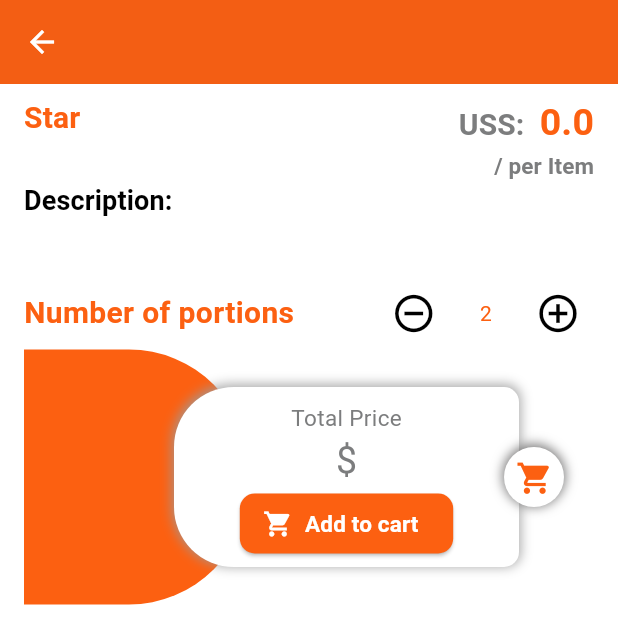
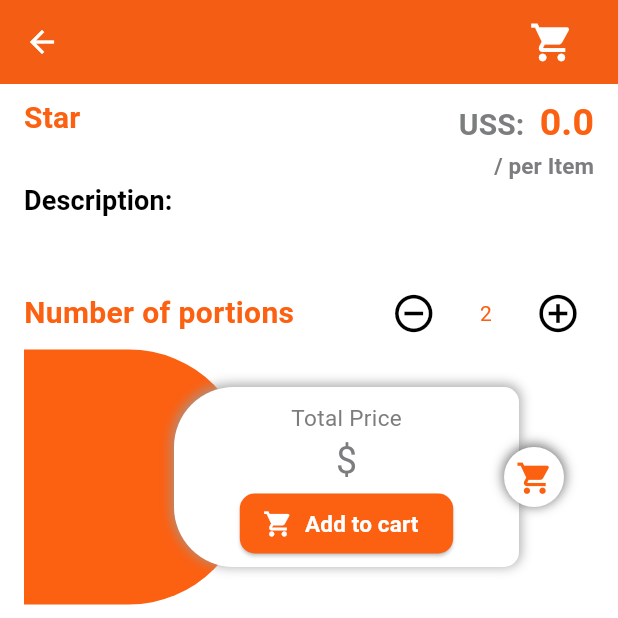
Before and after one commit to L0opMaster/e_commerce_project_2, a Flutter app: the HomePopularDetial screen opened directly with empty values, scrolled down 246 dp, after a tap on "Add to cart", on a phone screen of 412 x 824 dp, the top half of it. Run offline on Flutter 3.47's test engine with Material 3 defaults, Android fonts, the phone set to English and light mode, and no system bars; network calls fail.

Commit message:
cart_notifier

```diff
--- a/lib/app/common_widgets/w_detial_product.dart
+++ b/lib/app/common_widgets/w_detial_product.dart
@@ -1,18 +1,23 @@
 // ignore_for_file: public_member_api_docs, sort_constructors_first
 import 'package:flutter/material.dart';
 
+import 'package:flutter_ecommerce/app/model/ecomdata/eproduct.dart';
+import 'package:flutter_ecommerce/app/service/efetch/e_cartservice.dart';
+
 class WDetialProduct extends StatefulWidget {
+  final Eproduct productPopular;
   final String imageUrl;
   final String name;
   final double price;
   final String description;
   const WDetialProduct({
-    super.key,
+    Key? key,
+    required this.productPopular,
     required this.imageUrl,
     required this.name,
     required this.price,
     required this.description,
-  });
+  }) : super(key: key);
 
   @override
   State<WDetialProduct> createState() => _WDetialProductState();
@@ -221,7 +226,11 @@ class _WDetialProductState extends State<WDetialProduct> {
                             ),
                           ),
                           ElevatedButton.icon(
-                            onPressed: () {},
+                            onPressed: () {
+                              final ECartservice eCartservice = ECartservice();
+                              eCartservice.addProduct(widget.productPopular);
+                              print(eCartservice.cartNotifi.value);
+                            },
                             label: Text('Add to cart'),
                             icon: Icon(Icons.shopping_cart, size: 20),
                           ),
--- a/lib/app/home/home_mostpopula_detial.dart
+++ b/lib/app/home/home_mostpopula_detial.dart
@@ -31,6 +31,7 @@ class _HomeMostpopulaDetialState extends State<HomeMostpopulaDetial> {
       ),
       body: SingleChildScrollView(
         child: WDetialProduct(
+          productPopular: mostPopuProduct,
           name: mostPopuProduct.name,
           price: mostPopuProduct.price,
           description: mostPopuProduct.description,
--- a/lib/app/home/home_popular_detial.dart
+++ b/lib/app/home/home_popular_detial.dart
@@ -3,6 +3,7 @@ import 'package:flutter/material.dart';
 import 'package:flutter_ecommerce/app/common_widgets/w_detial_product.dart';
 
 import 'package:flutter_ecommerce/app/model/ecomdata/eproduct.dart';
+import 'package:flutter_ecommerce/app/service/efetch/e_cartservice.dart';
 
 class HomePopularDetial extends StatefulWidget {
   final Eproduct productPopular;
@@ -17,8 +18,8 @@ class _HomePopularDetialState extends State<HomePopularDetial> {
   Widget build(BuildContext context) {
     final colorScheme = Theme.of(context).colorScheme;
     final productPopular = widget.productPopular;
+    final ECartservice cartservice = ECartservice();
     return Scaffold(
-
       appBar: AppBar(
         title: Text(
           productPopular.name,
@@ -26,9 +27,68 @@ class _HomePopularDetialState extends State<HomePopularDetial> {
             context,
           ).textTheme.headlineMedium?.copyWith(color: colorScheme.surface),
         ),
+        actions: [
+          ValueListenableBuilder(
+            valueListenable: cartservice.cartNotifi,
+            builder: (context, value, child) {
+              // final totalItem = value.fold<int>(
+              //   0,
+              //   (sum, item) => sum + item.quantity,
+              // );
+              final totalIem = value.length;
+              return Padding(
+                padding: EdgeInsetsGeometry.symmetric(horizontal: 20),
+                child: IconButton(
+                  onPressed: () {},
+                  icon: totalIem > 0
+                      ? Stack(
+                          children: [
+                            Icon(
+                              Icons.shopping_cart,
+                              size: 30,
+                              color: colorScheme.surface,
+                            ),
+                            Positioned(
+                              top: 0,
+                              right: 0,
+                              child: Container(
+                                // width: 40,
+                                // height: 40,
+                                padding: EdgeInsets.only(left: 2, right: 2),
+                                decoration: BoxDecoration(
+                                  color: Colors.red,
+                                  borderRadius: BorderRadius.circular(12),
+                                ),
+                                constraints: BoxConstraints(
+                                  minHeight: 16,
+                                  minWidth: 16,
+                                ),
+                                child: Text(
+                                  '${totalIem}',
+                                  style: TextStyle(
+                                    color: Colors.black,
+                                    fontSize: 10,
+                                  ),
+                                  textAlign: TextAlign.center,
+                                ),
+                              ),
+                            ),
+                          ],
+                        )
+                      : Icon(
+                          Icons.shopping_cart,
+                          size: 30,
+                          color: colorScheme.surface,
+                        ),
+                ),
+              );
+            },
+          ),
+        ],
       ),
       body: SingleChildScrollView(
         child: WDetialProduct(
+          productPopular: productPopular,
           name: productPopular.name,
           price: productPopular.price,
           description: productPopular.description,
--- a/lib/app/home/home_recent_detial.dart
+++ b/lib/app/home/home_recent_detial.dart
@@ -31,6 +31,7 @@ class _RecentItemState extends State<RecentItem> {
       ),
       body: SingleChildScrollView(
         child: WDetialProduct(
+          productPopular: recentItem,
           name: recentItem.name,
           price: recentItem.price,
           description: recentItem.description,
--- a/lib/app/menu/menu_list_detial.dart
+++ b/lib/app/menu/menu_list_detial.dart
@@ -28,6 +28,7 @@ class _MenuListDetialState extends State<MenuListDetial> {
       ),
       body: SingleChildScrollView(
         child: WDetialProduct(
+          productPopular: detialProduct,
           name: detialProduct.name,
           price: detialProduct.price,
           description: detialProduct.description,
--- a/lib/app/service/efetch/e_cartservice.dart
+++ b/lib/app/service/efetch/e_cartservice.dart
@@ -8,7 +8,9 @@ class ECartservice {
   factory ECartservice() => _instance;
   final ValueNotifier<List<ListEitem>> cartNotifi = ValueNotifier([]);
 
-  void addProduct(Eproduct product) {}
+  void addProduct(Eproduct product) {
+    addProductWithQuantity(product, 1);
+  }
 
   void addProductWithQuantity(Eproduct product, int quantityToAdd) {
     if (quantityToAdd < 0) {
```
